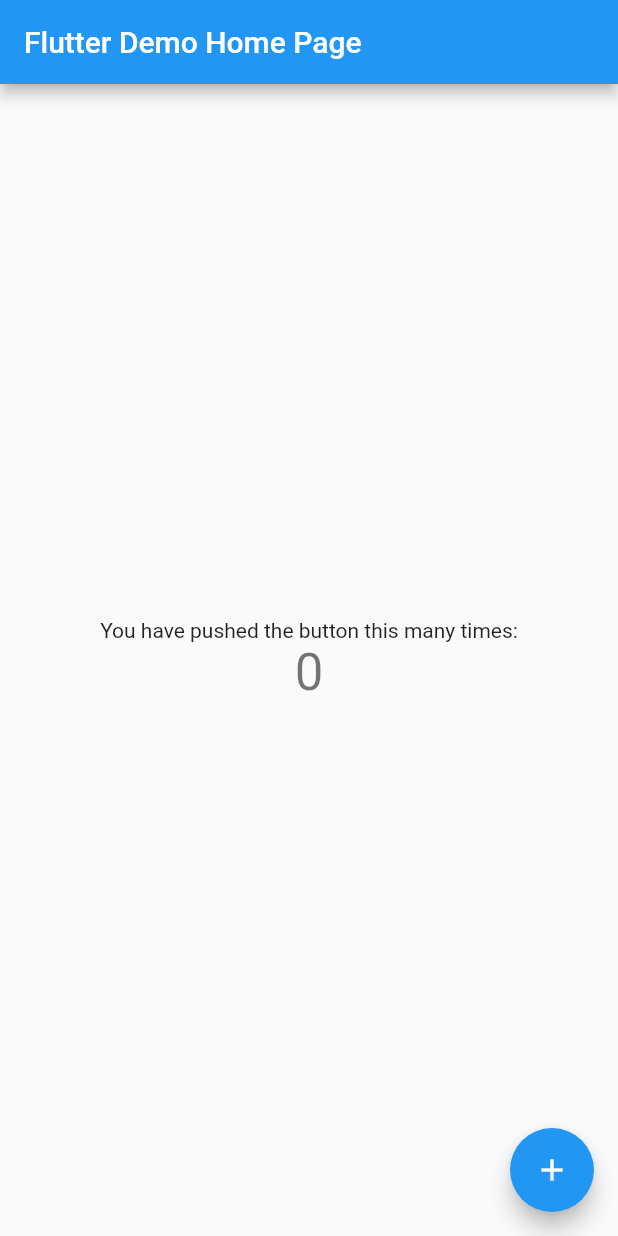
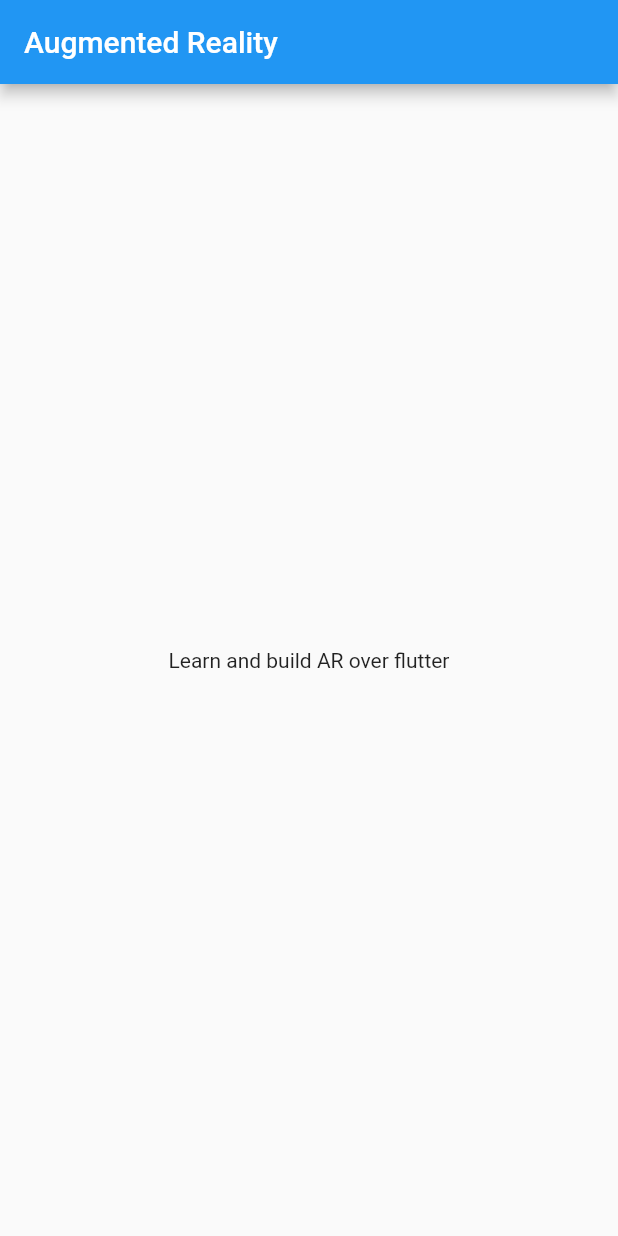
Before and after one commit to auralshin/flutter_AR, a Flutter app: the screen it shows after launch, on a phone screen of 412 x 824 dp. Run offline on Flutter 3.47's test engine with Material 2 defaults, Android fonts, the phone set to English and light mode, and no system bars.

Commit message:
changes: - removed boiler code - added title and text (pseudo)

```diff
--- a/lib/main.dart
+++ b/lib/main.dart
@@ -9,39 +9,18 @@ class MyApp extends StatelessWidget {
   @override
   Widget build(BuildContext context) {
     return MaterialApp(
-      title: 'Flutter Demo',
+      title: 'Augmented Reality',
       theme: ThemeData(
-        // This is the theme of your application.
-        //
-        // Try running your application with "flutter run". You'll see the
-        // application has a blue toolbar. Then, without quitting the app, try
-        // changing the primarySwatch below to Colors.green and then invoke
-        // "hot reload" (press "r" in the console where you ran "flutter run",
-        // or simply save your changes to "hot reload" in a Flutter IDE).
-        // Notice that the counter didn't reset back to zero; the application
-        // is not restarted.
         primarySwatch: Colors.blue,
-        // This makes the visual density adapt to the platform that you run
-        // the app on. For desktop platforms, the controls will be smaller and
-        // closer together (more dense) than on mobile platforms.
         visualDensity: VisualDensity.adaptivePlatformDensity,
       ),
-      home: MyHomePage(title: 'Flutter Demo Home Page'),
+      home: MyHomePage(title: 'Augmented Reality'),
     );
   }
 }
 
 class MyHomePage extends StatefulWidget {
   MyHomePage({Key key, this.title}) : super(key: key);
-
-  // This widget is the home page of your application. It is stateful, meaning
-  // that it has a State object (defined below) that contains fields that affect
-  // how it looks.
-
-  // This class is the configuration for the state. It holds the values (in this
-  // case the title) provided by the parent (in this case the App widget) and
-  // used by the build method of the State. Fields in a Widget subclass are
-  // always marked "final".
 
   final String title;
 
@@ -50,68 +29,26 @@ class MyHomePage extends StatefulWidget {
 }
 
 class _MyHomePageState extends State<MyHomePage> {
-  int _counter = 0;
-
-  void _incrementCounter() {
-    setState(() {
-      // This call to setState tells the Flutter framework that something has
-      // changed in this State, which causes it to rerun the build method below
-      // so that the display can reflect the updated values. If we changed
-      // _counter without calling setState(), then the build method would not be
-      // called again, and so nothing would appear to happen.
-      _counter++;
-    });
-  }
-
   @override
   Widget build(BuildContext context) {
-    // This method is rerun every time setState is called, for instance as done
-    // by the _incrementCounter method above.
-    //
-    // The Flutter framework has been optimized to make rerunning build methods
-    // fast, so that you can just rebuild anything that needs updating rather
-    // than having to individually change instances of widgets.
     return Scaffold(
       appBar: AppBar(
-        // Here we take the value from the MyHomePage object that was created by
-        // the App.build method, and use it to set our appbar title.
         title: Text(widget.title),
       ),
       body: Center(
         // Center is a layout widget. It takes a single child and positions it
         // in the middle of the parent.
         child: Column(
-          // Column is also a layout widget. It takes a list of children and
-          // arranges them vertically. By default, it sizes itself to fit its
-          // children horizontally, and tries to be as tall as its parent.
-          //
-          // Invoke "debug painting" (press "p" in the console, choose the
-          // "Toggle Debug Paint" action from the Flutter Inspector in Android
-          // Studio, or the "Toggle Debug Paint" command in Visual Studio Code)
-          // to see the wireframe for each widget.
-          //
-          // Column has various properties to control how it sizes itself and
-          // how it positions its children. Here we use mainAxisAlignment to
-          // center the children vertically; the main axis here is the vertical
-          // axis because Columns are vertical (the cross axis would be
-          // horizontal).
           mainAxisAlignment: MainAxisAlignment.center,
           children: <Widget>[
             Text(
-              'You have pushed the button this many times:',
-            ),
-            Text(
-              '$_counter',
-              style: Theme.of(context).textTheme.headline4,
+              'Learn and build AR over flutter',
             ),
           ],
         ),
       ),
-      floatingActionButton: FloatingActionButton(
-        onPressed: _incrementCounter,
-        tooltip: 'Increment',
-        child: Icon(Icons.add),
-      ), // This trailing comma makes auto-formatting nicer for build methods.
+
+       // This trailing comma makes auto-formatting nicer for build methods.
     );
   }
 }
```
